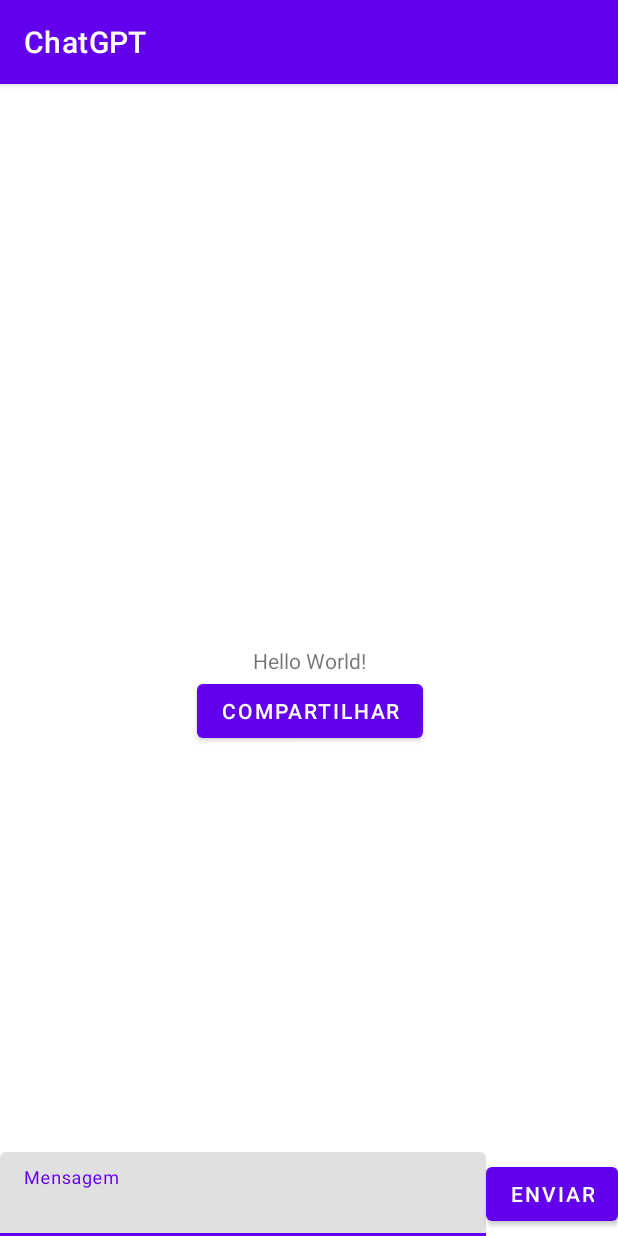
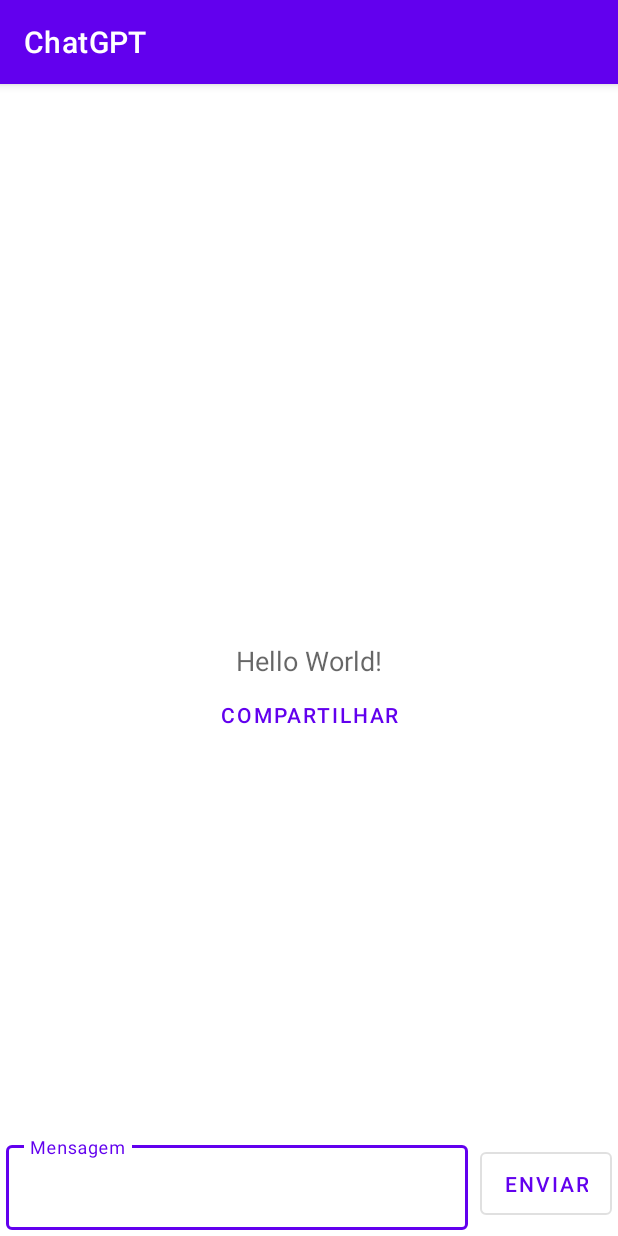
Before and after one commit to Rphmelo/Android_3SIT_2023, an Android app: the ChatActivity screen opened directly, with no data from a screen before it, on a phone screen of 412 x 824 dp. Run offline under Robolectric (Android 15) with nearby library versions, the phone set to English and light mode, and no system bars.

Commit message:
changing style

```diff
--- a/ChatGPT/app/src/main/res/layout/activity_chat.xml
+++ b/ChatGPT/app/src/main/res/layout/activity_chat.xml
@@ -13,6 +13,7 @@
         android:layout_width="wrap_content"
         android:layout_height="wrap_content"
         android:text="Hello World!"
+        style="@style/TextAppearance.AppCompat.Medium"
         app:layout_constraintBottom_toBottomOf="parent"
         app:layout_constraintEnd_toEndOf="parent"
         app:layout_constraintStart_toStartOf="parent"
@@ -24,6 +25,7 @@
         android:layout_width="wrap_content"
         android:layout_height="wrap_content"
         android:text="@string/button_share_message_label"
+        style="@style/Widget.MaterialComponents.Button.TextButton"
         app:layout_constraintTop_toBottomOf="@id/message_value"
         app:layout_constraintStart_toStartOf="@id/message_value"
         app:layout_constraintEnd_toEndOf="@id/message_value"
@@ -34,10 +36,13 @@
         android:layout_width="0dp"
         android:layout_height="wrap_content"
         android:hint="@string/message_hint"
+        android:layout_margin="@dimen/margin_small"
+        style="@style/Widget.MaterialComponents.TextInputLayout.OutlinedBox"
         app:layout_constraintBottom_toBottomOf="parent"
         app:layout_constraintStart_toStartOf="parent"
-        app:layout_constraintEnd_toStartOf="@id/button_send_message"
+        app:layout_constraintEnd_toStartOf="@+id/button_send_message"
         >
+
         <com.google.android.material.textfield.TextInputEditText
             android:id="@+id/text_input_edit_text_message"
             android:layout_width="match_parent"
@@ -49,12 +54,14 @@
     <Button
         android:id="@+id/button_send_message"
         android:layout_width="wrap_content"
-        android:layout_height="wrap_content"
+        android:layout_height="0dp"
         android:text="@string/button_send_message_label"
+        android:layout_margin="@dimen/margin_small"
+        style="@style/Widget.MaterialComponents.Button.OutlinedButton"
         app:layout_constraintTop_toTopOf="@id/text_input_layout_message"
+        app:layout_constraintStart_toEndOf="@id/text_input_layout_message"
+        app:layout_constraintEnd_toEndOf="parent"
         app:layout_constraintBottom_toBottomOf="@id/text_input_layout_message"
-        app:layout_constraintEnd_toEndOf="parent"
-        app:layout_constraintStart_toEndOf="@id/text_input_layout_message"
         />
 
 </androidx.constraintlayout.widget.ConstraintLayout>
--- /dev/null
+++ b/ChatGPT/app/src/main/res/values/dimens.xml
@@ -0,0 +1,4 @@
+<?xml version="1.0" encoding="utf-8"?>
+<resources>
+    <dimen name="margin_small">4dp</dimen>
+</resources>
```
